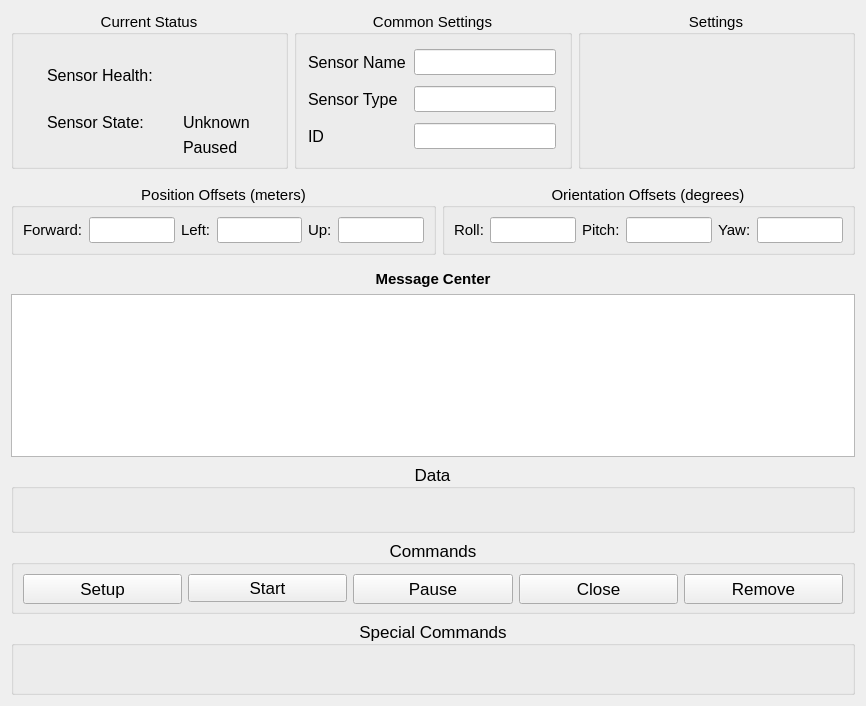
DySense/DySense, file source/sensor_view_widget.ui: the form before one commit.
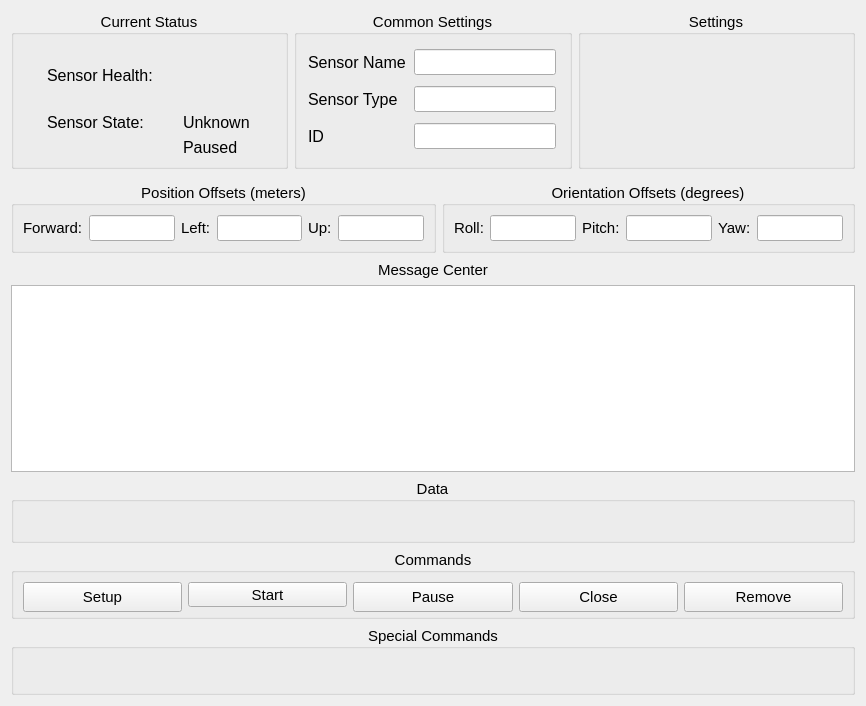
The form after the commit.

Commit message: Slightly reduced fonts and spacers on sensor viewer to open up more vertical space.

What changed in the file:
```diff
--- a/source/sensor_view_widget.ui
+++ b/source/sensor_view_widget.ui
@@ -226,7 +226,7 @@
      <property name="sizeHint" stdset="0">
       <size>
        <width>20</width>
-       <height>9</height>
+       <height>7</height>
       </size>
      </property>
     </spacer>
@@ -340,7 +340,7 @@
      <property name="sizeHint" stdset="0">
       <size>
        <width>20</width>
-       <height>9</height>
+       <height>2</height>
       </size>
      </property>
     </spacer>
@@ -352,8 +352,8 @@
        <property name="font">
         <font>
          <pointsize>11</pointsize>
-         <weight>75</weight>
-         <bold>true</bold>
+         <weight>50</weight>
+         <bold>false</bold>
         </font>
        </property>
        <property name="text">
@@ -395,12 +395,12 @@
      <property name="minimumSize">
       <size>
        <width>0</width>
-       <height>70</height>
+       <height>65</height>
       </size>
      </property>
      <property name="font">
       <font>
-       <pointsize>13</pointsize>
+       <pointsize>11</pointsize>
       </font>
      </property>
      <property name="title">
@@ -422,12 +422,12 @@
      <property name="minimumSize">
       <size>
        <width>0</width>
-       <height>75</height>
+       <height>70</height>
       </size>
      </property>
      <property name="font">
       <font>
-       <pointsize>13</pointsize>
+       <pointsize>11</pointsize>
       </font>
      </property>
      <property name="title">
@@ -510,12 +510,12 @@
      <property name="minimumSize">
       <size>
        <width>0</width>
-       <height>75</height>
+       <height>70</height>
       </size>
      </property>
      <property name="font">
       <font>
-       <pointsize>13</pointsize>
+       <pointsize>11</pointsize>
       </font>
      </property>
      <property name="title">
```
The commit also changes 3 other files.
